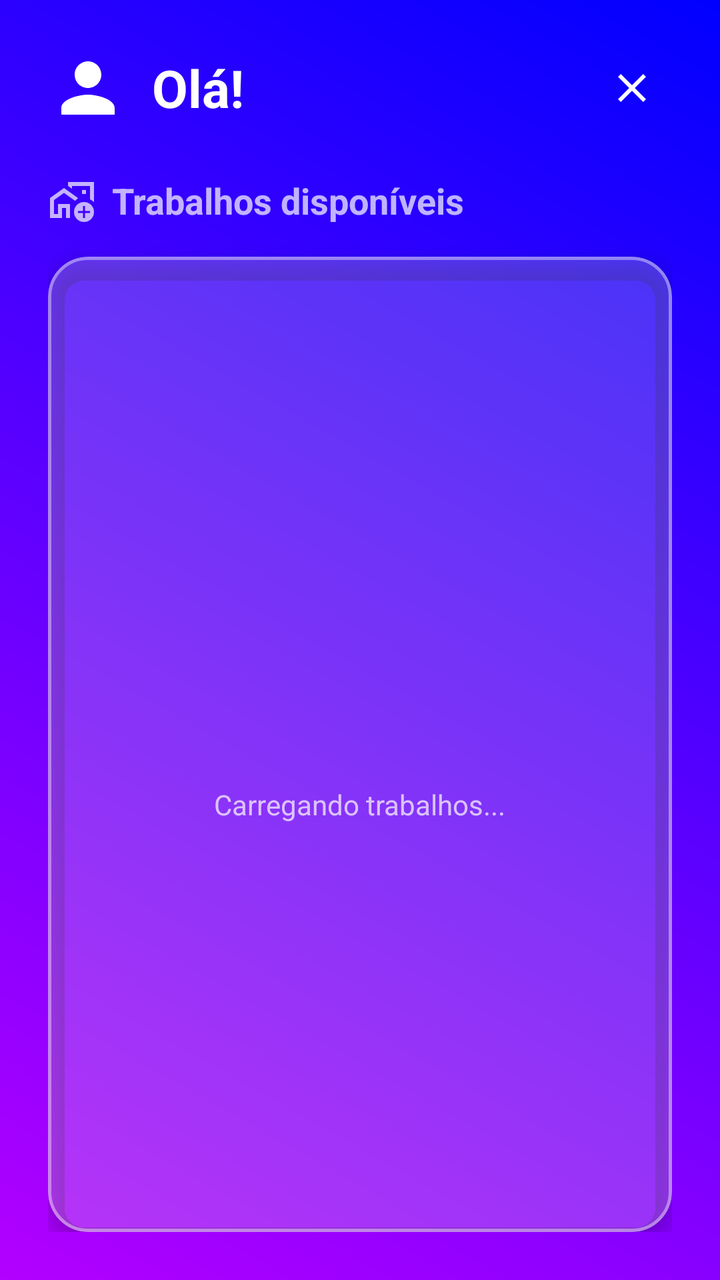
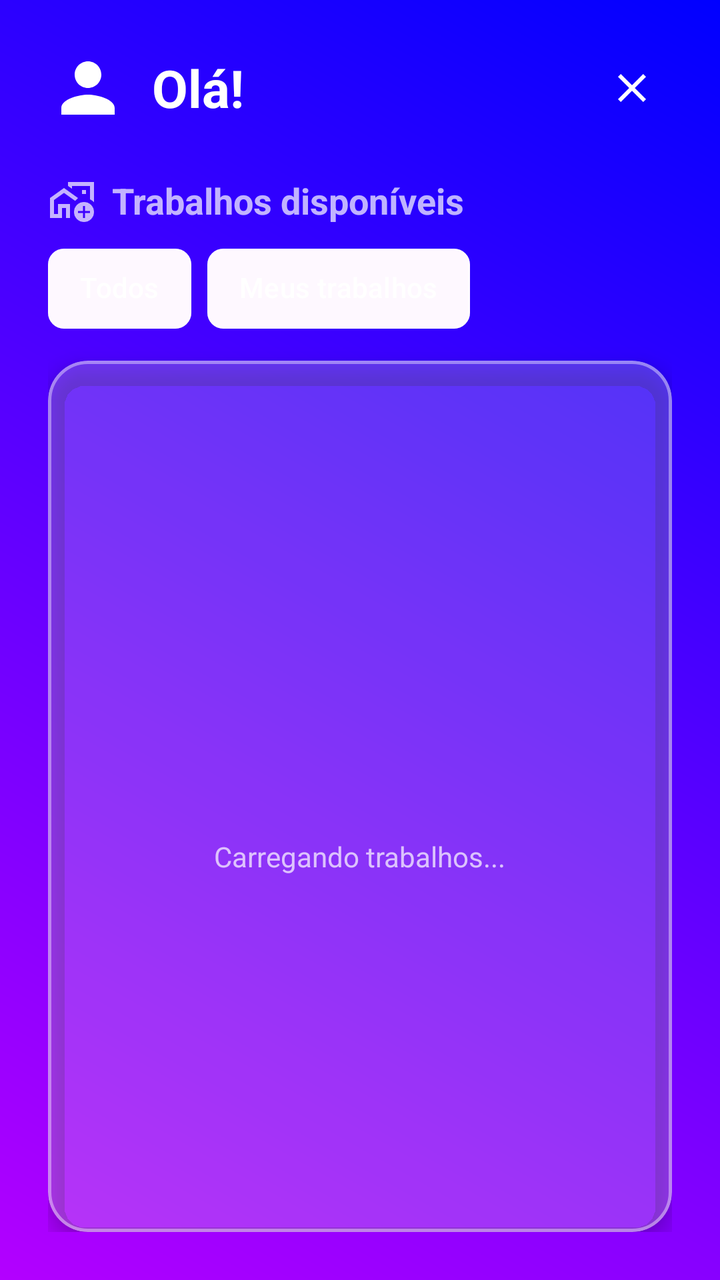

Two renders of the same Android screen: before a commit and after it. Below are the layout's source before the change and the commit's diff.
<!-- AndroidManifest.xml: application theme Theme.PlataformaRemota -->
<!-- res/layout/fragment_home.xml -->
<?xml version="1.0" encoding="utf-8"?>
<LinearLayout xmlns:android="http://schemas.android.com/apk/res/android"
    xmlns:app="http://schemas.android.com/apk/res-auto"
    xmlns:tools="http://schemas.android.com/tools"
    android:layout_width="match_parent"
    android:layout_height="match_parent"
    android:background="@drawable/background_gradiente"
    android:orientation="vertical"
    android:padding="24dp">

    
    <LinearLayout
        android:layout_width="match_parent"
        android:layout_height="wrap_content"
        android:gravity="center_vertical"
        android:orientation="horizontal"
        android:layout_marginBottom="24dp">

        <ImageView
            android:layout_width="40dp"
            android:layout_height="40dp"
            android:layout_marginEnd="12dp"
            android:src="@drawable/ic_person"
            app:tint="@color/white" />

        <TextView
            android:id="@+id/txtBoasVindas"
            android:layout_width="0dp"
            android:layout_height="wrap_content"
            android:layout_weight="1"
            android:text="Olá!"
            android:textColor="@color/white"
            android:textSize="26sp"
            android:textStyle="bold" />

        <ImageView
            android:id="@+id/btnLogout"
            android:layout_width="40dp"
            android:layout_height="40dp"
            android:padding="8dp"
            android:background="?attr/selectableItemBackgroundBorderless"
            android:clickable="true"
            android:focusable="true"
            android:contentDescription="Sair"
            android:src="@drawable/ic_logout"
            app:tint="@color/white" />
    </LinearLayout>

    
    <LinearLayout
        android:layout_width="match_parent"
        android:layout_height="wrap_content"
        android:gravity="center_vertical"
        android:orientation="horizontal"
        android:layout_marginBottom="16dp">

        <ImageView
            android:layout_width="24dp"
            android:layout_height="24dp"
            android:layout_marginEnd="8dp"
            android:src="@drawable/ic_work_outline"
            app:tint="#B3FFFFFF" />

        <TextView
            android:layout_width="wrap_content"
            android:layout_height="wrap_content"
            android:text="Trabalhos disponíveis"
            android:textColor="#B3FFFFFF"
            android:textSize="18sp"
            android:textStyle="bold" />
    </LinearLayout>

    
    <com.google.android.material.card.MaterialCardView
        android:layout_width="match_parent"
        android:layout_height="0dp"
        android:layout_weight="1"
        app:cardBackgroundColor="#33FFFFFF"
        app:cardCornerRadius="20dp"
        app:cardElevation="6dp"
        app:strokeWidth="1.5dp"
        app:strokeColor="#66FFFFFF">

        <FrameLayout
            android:layout_width="match_parent"
            android:layout_height="match_parent"
            android:padding="8dp">

            
            <androidx.recyclerview.widget.RecyclerView
                android:id="@+id/recyclerTrabalhos"
                android:layout_width="match_parent"
                android:layout_height="match_parent"
                android:visibility="gone"
                tools:listitem="@layout/item_trabalho" />

            
            <LinearLayout
                android:id="@+id/layoutEstadoVazio"
                android:layout_width="match_parent"
                android:layout_height="match_parent"
                android:gravity="center"
                android:orientation="vertical"
                android:padding="24dp"
                android:visibility="gone">

                <ImageView
                    android:layout_width="64dp"
                    android:layout_height="64dp"
                    android:layout_marginBottom="16dp"
                    android:src="@drawable/ic_inbox"
                    app:tint="#80FFFFFF" />

                <TextView
                    android:layout_width="wrap_content"
                    android:layout_height="wrap_content"
                    android:text="Nenhum trabalho disponível ainda"
                    android:textAlignment="center"
                    android:textColor="#80FFFFFF"
                    android:textSize="16sp" />
            </LinearLayout>

            
            <LinearLayout
                android:id="@+id/layoutLoading"
                android:layout_width="match_parent"
                android:layout_height="match_parent"
                android:gravity="center"
                android:orientation="vertical"
                android:visibility="visible">

                <ProgressBar
                    android:layout_width="48dp"
                    android:layout_height="48dp"
                    android:indeterminateTint="@color/white" />

                <TextView
                    android:layout_width="wrap_content"
                    android:layout_height="wrap_content"
                    android:layout_marginTop="12dp"
                    android:text="Carregando trabalhos..."
                    android:textColor="#B3FFFFFF"
                    android:textSize="14sp" />
            </LinearLayout>

        </FrameLayout>
    </com.google.android.material.card.MaterialCardView>

</LinearLayout>
<!-- res/layout/item_trabalho.xml (included above) -->
<?xml version="1.0" encoding="utf-8"?>
<com.google.android.material.card.MaterialCardView
    xmlns:android="http://schemas.android.com/apk/res/android"
    android:id="@+id/cardTrabalho"
    xmlns:app="http://schemas.android.com/apk/res-auto"
    xmlns:tools="http://schemas.android.com/tools"
    android:layout_width="match_parent"
    android:layout_height="wrap_content"
    android:layout_marginHorizontal="4dp"
    android:layout_marginVertical="6dp"
    app:cardBackgroundColor="#F2FFFFFF"
    app:cardCornerRadius="16dp"
    app:cardElevation="2dp"
    app:strokeWidth="0dp">

    <LinearLayout
        android:layout_width="match_parent"
        android:layout_height="wrap_content"
        android:orientation="vertical"
        android:padding="16dp">

        
        <RelativeLayout
            android:layout_width="match_parent"
            android:layout_height="wrap_content"
            android:layout_marginBottom="12dp">

            <ImageView
                android:id="@+id/imgWorkIcon"
                android:layout_width="24dp"
                android:layout_height="24dp"
                android:layout_alignParentStart="true"
                android:layout_centerVertical="true"
                android:layout_marginEnd="8dp"
                android:src="@drawable/ic_work_outline"
                app:tint="#0D226B" />

            <com.google.android.material.card.MaterialCardView
                android:id="@+id/cardTipoContrato"
                android:layout_width="wrap_content"
                android:layout_height="wrap_content"
                android:layout_alignParentEnd="true"
                android:layout_centerVertical="true"
                app:cardBackgroundColor="#1E88E5"
                app:cardCornerRadius="6dp"
                app:cardElevation="0dp"
                app:strokeWidth="0dp">

                <TextView
                    android:id="@+id/txtTipoContrato"
                    android:layout_width="wrap_content"
                    android:layout_height="wrap_content"
                    android:paddingHorizontal="8dp"
                    android:paddingVertical="4dp"
                    android:text="CLT"
                    android:textColor="@color/white"
                    android:textSize="11sp"
                    android:textStyle="bold"
                    tools:ignore="SmallSp" />
            </com.google.android.material.card.MaterialCardView>

            <TextView
                android:id="@+id/txtTitulo"
                android:layout_width="match_parent"
                android:layout_height="wrap_content"
                android:layout_toEndOf="@id/imgWorkIcon"
                android:layout_toStartOf="@id/cardTipoContrato"
                android:layout_centerVertical="true"
                android:ellipsize="end"
                android:maxLines="1"
                android:text="Título do Trabalho"
                android:textColor="#0D226B"
                android:textSize="18sp"
                android:textStyle="bold" />

        </RelativeLayout>

        
        <View
            android:layout_width="match_parent"
            android:layout_height="1dp"
            android:background="#1A000000"
            android:layout_marginBottom="12dp" />

        
        <TextView
            android:id="@+id/txtDescricao"
            android:layout_width="match_parent"
            android:layout_height="wrap_content"
            android:layout_marginBottom="12dp"
            android:ellipsize="end"
            android:maxLines="2"
            android:text="Descrição do trabalho..."
            android:textColor="#555555"
            android:textSize="14sp" />

        
        <LinearLayout
            android:layout_width="match_parent"
            android:layout_height="wrap_content"
            android:orientation="vertical">

            
            <LinearLayout
                android:layout_width="match_parent"
                android:layout_height="wrap_content"
                android:gravity="center_vertical"
                android:orientation="horizontal"
                android:layout_marginBottom="6dp">

                <ImageView
                    android:layout_width="16dp"
                    android:layout_height="16dp"
                    android:layout_marginEnd="8dp"
                    android:src="@drawable/ic_work_outline"
                    app:tint="#66000000" />

                <TextView
                    android:layout_width="wrap_content"
                    android:layout_height="wrap_content"
                    android:text="Categoria: "
                    android:textColor="#66000000"
                    android:textSize="12sp"
                    android:textStyle="bold" />

                <TextView
                    android:id="@+id/txtCategoria"
                    android:layout_width="match_parent"
                    android:layout_height="wrap_content"
                    android:text="Categoria"
                    android:textColor="#333333"
                    android:textSize="13sp" />
            </LinearLayout>

            
            <LinearLayout
                android:layout_width="match_parent"
                android:layout_height="wrap_content"
                android:gravity="center_vertical"
                android:orientation="horizontal"
                android:layout_marginBottom="6dp">

                <ImageView
                    android:layout_width="16dp"
                    android:layout_height="16dp"
                    android:layout_marginEnd="8dp"
                    android:src="@android:drawable/btn_star_big_on"
                    app:tint="#66000000" />

                <TextView
                    android:layout_width="wrap_content"
                    android:layout_height="wrap_content"
                    android:text="Nível: "
                    android:textColor="#66000000"
                    android:textSize="12sp"
                    android:textStyle="bold" />

                <TextView
                    android:id="@+id/txtNivel"
                    android:layout_width="match_parent"
                    android:layout_height="wrap_content"
                    android:text="Nível"
                    android:textColor="#333333"
                    android:textSize="13sp"
                    android:textStyle="bold" />
            </LinearLayout>

            
            <LinearLayout
                android:layout_width="match_parent"
                android:layout_height="wrap_content"
                android:gravity="center_vertical"
                android:orientation="horizontal">

                <ImageView
                    android:layout_width="16dp"
                    android:layout_height="16dp"
                    android:layout_marginEnd="8dp"
                    android:src="@android:drawable/ic_menu_recent_history"
                    app:tint="#66000000" />

                <TextView
                    android:layout_width="wrap_content"
                    android:layout_height="wrap_content"
                    android:text="Prazo: "
                    android:textColor="#66000000"
                    android:textSize="12sp"
                    android:textStyle="bold" />

                <TextView
                    android:id="@+id/txtPrazo"
                    android:layout_width="match_parent"
                    android:layout_height="wrap_content"
                    android:text="Prazo"
                    android:textColor="#333333"
                    android:textSize="13sp" />
            </LinearLayout>

        </LinearLayout>

    </LinearLayout>
</com.google.android.material.card.MaterialCardView>
<!-- resources referenced by this layout -->
<resources>
  <color name="white">#FFFFFFFF</color>
  <!-- drawable background_gradiente (drawable) -->
  <?xml version="1.0" encoding="utf-8"?>
  <shape xmlns:android="http://schemas.android.com/apk/res/android">
      <gradient
          android:startColor="#B300FF"
          android:endColor="#0000FF"
          android:angle="45"/>
  </shape>
  <!-- drawable ic_inbox (drawable) -->
  <vector xmlns:android="http://schemas.android.com/apk/res/android" android:height="24dp" android:tint="#000000" android:viewportHeight="960" android:viewportWidth="960" android:width="24dp">
        
      <path android:fillColor="@android:color/white" android:pathData="M440,440L120,240L120,640Q120,640 120,640Q120,640 120,640L520,640L520,720L120,720Q87,720 63.5,696.5Q40,673 40,640L40,160Q40,127 63.5,103.5Q87,80 120,80L760,80Q793,80 816.5,103.5Q840,127 840,160L840,360L760,360L760,240L440,440ZM440,360L760,160L120,160L440,360ZM760,880Q694,880 647,833Q600,786 600,720L600,540Q600,498 629,469Q658,440 700,440Q742,440 771,469Q800,498 800,540L800,720L720,720L720,540Q720,532 714,526Q708,520 700,520Q692,520 686,526Q680,532 680,540L680,720Q680,753 703.5,776.5Q727,800 760,800Q793,800 816.5,776.5Q840,753 840,720L840,560L920,560L920,720Q920,786 873,833Q826,880 760,880ZM120,240L120,160L120,160L120,240L120,640Q120,640 120,640Q120,640 120,640L120,640L120,540Q120,482 120,441Q120,400 120,400L120,400L120,240Z"/>
      
  </vector>
  <!-- drawable ic_logout (drawable) -->
  <vector xmlns:android="http://schemas.android.com/apk/res/android" android:height="24dp" android:tint="#000000" android:viewportHeight="960" android:viewportWidth="960" android:width="24dp">
        
      <path android:fillColor="@android:color/white" android:pathData="M256,760L200,704L424,480L200,256L256,200L480,424L704,200L760,256L536,480L760,704L704,760L480,536L256,760Z"/>
      
  </vector>
  <!-- drawable ic_person (drawable) -->
  <vector xmlns:android="http://schemas.android.com/apk/res/android" android:height="24dp" android:tint="#000000" android:viewportHeight="24" android:viewportWidth="24" android:width="24dp">
        
      <path android:fillColor="@android:color/white" android:pathData="M12,12c2.21,0 4,-1.79 4,-4s-1.79,-4 -4,-4 -4,1.79 -4,4 1.79,4 4,4zM12,14c-2.67,0 -8,1.34 -8,4v2h16v-2c0,-2.66 -5.33,-4 -8,-4z"/>
      
  </vector>
  <!-- drawable ic_work_outline (drawable) -->
  <vector xmlns:android="http://schemas.android.com/apk/res/android" android:height="24dp" android:tint="#000000" android:viewportHeight="960" android:viewportWidth="960" android:width="24dp">
        
      <path android:fillColor="@android:color/white" android:pathData="M200,760L200,560L320,560L440,560L440,760Q440,760 440,760Q440,760 440,760Q440,760 440,760Q440,760 440,760L440,760L440,560L200,560L200,760ZM680,400L680,400Q680,400 680,400Q680,400 680,400Q680,400 680,400Q680,400 680,400L680,400L680,400L680,400ZM40,840L40,440L320,240L600,440L600,440Q586,454 571.5,468.5Q557,483 543,497L543,497L320,338L120,480L120,760L200,760L200,560L440,560L440,760L440,760Q440,781 440,801Q440,821 440,840L360,840L360,640L280,640L280,840L40,840ZM920,120L920,525Q903,507 883,492.5Q863,478 840,467L840,200L480,200L480,256L400,198L400,120L920,120ZM680,360L760,360L760,280L680,280L680,360ZM720,920Q637,920 578.5,861.5Q520,803 520,720Q520,637 578.5,578.5Q637,520 720,520Q803,520 861.5,578.5Q920,637 920,720Q920,803 861.5,861.5Q803,920 720,920ZM700,840L740,840L740,740L840,740L840,700L740,700L740,600L700,600L700,700L600,700L600,740L700,740L700,840Z"/>
      
  </vector>
  <style name="Theme.PlataformaRemota" parent="Base.Theme.PlataformaRemota" />
  <style name="Base.Theme.PlataformaRemota" parent="Theme.Material3.DayNight.NoActionBar">
          
          
      </style>
</resources>

<!-- the commit's change to res/layout/fragment_home.xml (unified diff, before → after) -->
@@ -52,7 +52,7 @@
         android:layout_height="wrap_content"
         android:gravity="center_vertical"
         android:orientation="horizontal"
-        android:layout_marginBottom="16dp">
+        android:layout_marginBottom="12dp">
 
         <ImageView
             android:layout_width="24dp"
@@ -69,6 +69,52 @@
             android:textSize="18sp"
             android:textStyle="bold" />
     </LinearLayout>
+
+    
+    <com.google.android.material.chip.ChipGroup
+        android:id="@+id/chipGroupFiltro"
+        android:layout_width="match_parent"
+        android:layout_height="wrap_content"
+        android:layout_marginBottom="16dp"
+        app:singleSelection="true"
+        app:selectionRequired="true"
+        app:chipSpacingHorizontal="8dp">
+
+        <com.google.android.material.chip.Chip
+            android:id="@+id/chipTodos"
+            android:layout_width="wrap_content"
+            android:layout_height="wrap_content"
+            android:checkable="true"
+            android:checked="true"
+            android:text="Todos"
+            android:textColor="@color/white"
+            android:textSize="14sp"
+            android:paddingHorizontal="12dp"
+            android:paddingVertical="8dp"
+            app:chipBackgroundColor="#33FFFFFF"
+            app:chipStrokeColor="#66FFFFFF"
+            app:chipStrokeWidth="1dp"
+            app:chipMinHeight="40dp"
+            app:checkedIconVisible="false"
+            app:ensureMinTouchTargetSize="false" />
+
+        <com.google.android.material.chip.Chip
+            android:id="@+id/chipMeus"
+            android:layout_width="wrap_content"
+            android:layout_height="wrap_content"
+            android:checkable="true"
+            android:text="Meus trabalhos"
+            android:textColor="@color/white"
+            android:textSize="14sp"
+            android:paddingHorizontal="12dp"
+            android:paddingVertical="8dp"
+            app:chipBackgroundColor="#33FFFFFF"
+            app:chipStrokeColor="#66FFFFFF"
+            app:chipStrokeWidth="1dp"
+            app:chipMinHeight="40dp"
+            app:checkedIconVisible="false"
+            app:ensureMinTouchTargetSize="false" />
+    </com.google.android.material.chip.ChipGroup>
 
     
     <com.google.android.material.card.MaterialCardView
@@ -86,7 +132,6 @@
             android:layout_height="match_parent"
             android:padding="8dp">
 
-            
             <androidx.recyclerview.widget.RecyclerView
                 android:id="@+id/recyclerTrabalhos"
                 android:layout_width="match_parent"
@@ -94,7 +139,6 @@
                 android:visibility="gone"
                 tools:listitem="@layout/item_trabalho" />
 
-            
             <LinearLayout
                 android:id="@+id/layoutEstadoVazio"
                 android:layout_width="match_parent"
@@ -112,6 +156,7 @@
                     app:tint="#80FFFFFF" />
 
                 <TextView
+                    android:id="@+id/txtEstadoVazio"
                     android:layout_width="wrap_content"
                     android:layout_height="wrap_content"
                     android:text="Nenhum trabalho disponível ainda"
@@ -120,7 +165,6 @@
                     android:textSize="16sp" />
             </LinearLayout>
 
-            
             <LinearLayout
                 android:id="@+id/layoutLoading"
                 android:layout_width="match_parent"
